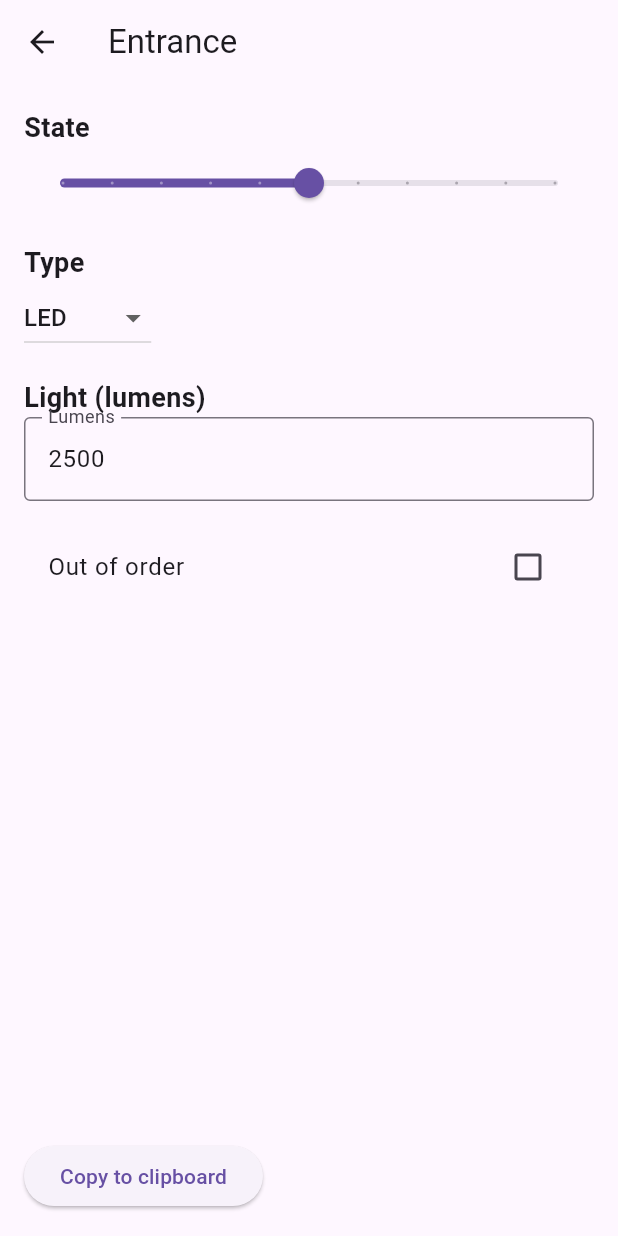
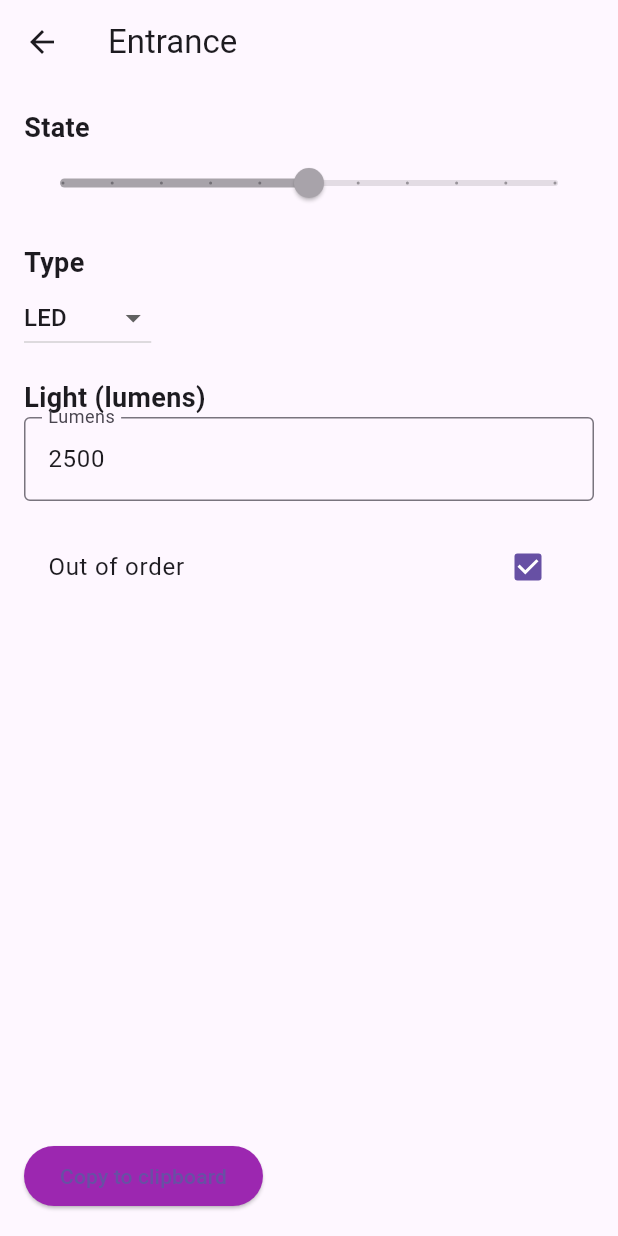
Before and after one commit to fatimaezzahraelembarek/lighting_control, a Flutter app: the RoomConfigPage screen opened directly with sample values from the repository, after a tap on "Out of order", on a phone screen of 412 x 824 dp. Run offline on Flutter 3.47's test engine with Material 3 defaults, Android fonts, the phone set to English and light mode, and no system bars.

Commit message:
All the project

```diff
--- a/lib/features/lighting_control/domain/entities/room.dart
+++ b/lib/features/lighting_control/domain/entities/room.dart
@@ -8,4 +8,16 @@ class Room {
     required this.lightLevel,
     required this.isOutOfOrder,
   });
+  Room copyWith({
+    String? name,
+    int? lightLevel,
+    bool? isOutOfOrder,
+  }) {
+    return Room(
+      name: name ?? this.name,
+      lightLevel: lightLevel ?? this.lightLevel,
+      isOutOfOrder: isOutOfOrder ?? this.isOutOfOrder,
+    );
+  }
+
 }
--- a/lib/features/lighting_control/presentation/controllers/lighting_controller.dart
+++ b/lib/features/lighting_control/presentation/controllers/lighting_controller.dart
@@ -11,14 +11,19 @@ class LightingController with ChangeNotifier {
 
   void updateLightLevel(int index, int level) {
     if (!rooms[index].isOutOfOrder) {
-      rooms[index] = Room(
-        name: rooms[index].name,
-        lightLevel: level,
-        isOutOfOrder: rooms[index].isOutOfOrder,
-      );
+      rooms[index] = rooms[index].copyWith(lightLevel: level);
       notifyListeners();
     }
   }
+
+  void toggleOutOfOrder(int index, bool isOutOfOrder) {
+    rooms[index] = rooms[index].copyWith(
+      isOutOfOrder: isOutOfOrder,
+      lightLevel: isOutOfOrder ? 0 : rooms[index].lightLevel, // Mettre à zéro si "Out of order"
+    );
+    notifyListeners(); // Notifie la Home Page pour mettre à jour l'affichage
+  }
+
 
   void turnOnAllLights() {
     for (int i = 0; i < rooms.length; i++) {
--- a/lib/features/lighting_control/presentation/pages/home_page.dart
+++ b/lib/features/lighting_control/presentation/pages/home_page.dart
@@ -1,8 +1,17 @@
 import 'package:flutter/material.dart';
+import 'package:lighting_control/features/lighting_control/presentation/pages/room_config_page.dart';
 import 'package:provider/provider.dart';
 import '../controllers/lighting_controller.dart';
 
-class HomePage extends StatelessWidget {
+class HomePage extends StatefulWidget {
+  @override
+  _HomePageState createState() => _HomePageState();
+}
+
+class _HomePageState extends State<HomePage> {
+  // Variable pour suivre l'état sélectionné : 0 = Off, 1 = On
+  int selectedIndex = 0;
+
   @override
   Widget build(BuildContext context) {
     final lightingController = Provider.of<LightingController>(context);
@@ -12,22 +21,65 @@ class HomePage extends StatelessWidget {
         title: const Text('Lights'),
       ),
       body: Column(
+        crossAxisAlignment: CrossAxisAlignment.start,
         children: [
-          // Boutons pour allumer/éteindre toutes les lumières
+          // Section "All rooms" avec boutons stylisés "Off" et "On"
           Padding(
-            padding: const EdgeInsets.all(8.0),
-            child: Row(
-              mainAxisAlignment: MainAxisAlignment.spaceAround,
+            padding: const EdgeInsets.all(16.0),
+            child: Column(
+              crossAxisAlignment: CrossAxisAlignment.start,
               children: [
-                ElevatedButton.icon(
-                  onPressed: lightingController.turnOffAllLights,
-                  icon: const Icon(Icons.lightbulb_outline),
-                  label: const Text('Off'),
+                const Text(
+                  'All rooms',
+                  style: TextStyle(
+                    fontSize: 20,
+                    fontWeight: FontWeight.bold,
+                  ),
                 ),
-                ElevatedButton.icon(
-                  onPressed: lightingController.turnOnAllLights,
-                  icon: const Icon(Icons.lightbulb),
-                  label: const Text('On'),
+                const SizedBox(height: 10),
+                Center(
+                  child: ToggleButtons(
+                    isSelected: [selectedIndex == 0, selectedIndex == 1],
+                    onPressed: (index) {
+                      setState(() {
+                        selectedIndex = index;
+                        if (index == 0) {
+                          lightingController.turnOffAllLights();
+                        } else {
+                          lightingController.turnOnAllLights();
+                        }
+                      });
+                    },
+                    borderRadius: BorderRadius.circular(30),
+                    selectedBorderColor: Colors.purple,
+                    selectedColor: Colors.white,
+                    fillColor: Colors.purple,
+                    color: Colors.purple,
+                    constraints: const BoxConstraints(
+                      minHeight: 40,
+                      minWidth: 100,
+                    ),
+                    children: const [
+                      // Bouton "Off"
+                      Row(
+                        mainAxisAlignment: MainAxisAlignment.center,
+                        children: [
+                          Icon(Icons.lightbulb_outline),
+                          SizedBox(width: 5),
+                          Text('Off'),
+                        ],
+                      ),
+                      // Bouton "On"
+                      Row(
+                        mainAxisAlignment: MainAxisAlignment.center,
+                        children: [
+                          Icon(Icons.lightbulb),
+                          SizedBox(width: 5),
+                          Text('On'),
+                        ],
+                      ),
+                    ],
+                  ),
                 ),
               ],
             ),
@@ -39,25 +91,34 @@ class HomePage extends StatelessWidget {
               itemBuilder: (context, index) {
                 final room = lightingController.rooms[index];
                 return ListTile(
-                  leading: Icon(
-                    room.isOutOfOrder ? Icons.warning : Icons.lightbulb,
-                    color: room.isOutOfOrder ? Colors.red : Colors.yellow,
-                  ),
+                  leading: room.isOutOfOrder
+                      ? Image.asset('assets/images/warning_purple.png', width: 24, height: 24)
+                      : (room.lightLevel > 0
+                      ? Image.asset('assets/images/light_on_purple.png', width: 24, height: 24)
+                      : Image.asset('assets/images/light_off_purple.png', width: 24, height: 24)),
+
                   title: Text(room.name),
-                  subtitle: room.isOutOfOrder
-                      ? const Text('Out of Order')
-                      : Slider(
+                  subtitle: Slider(
                     value: room.lightLevel.toDouble(),
                     min: 0,
                     max: 100,
                     divisions: 10,
                     label: '${room.lightLevel}%',
                     onChanged: (value) {
-                      lightingController.updateLightLevel(
-                          index, value.toInt());
+                      lightingController.updateLightLevel(index, value.toInt());
                     },
                   ),
-                  trailing: Text('${room.lightLevel}%'),
+                  trailing: Image.asset('assets/images/settings_purple.png', width: 24, height: 24),
+
+                  onTap: () {
+                    // Navigation vers la page de configuration
+                    Navigator.push(
+                      context,
+                      MaterialPageRoute(
+                        builder: (context) => RoomConfigPage(room: room),
+                      ),
+                    );
+                  },
                 );
               },
             ),
--- a/lib/features/lighting_control/presentation/pages/room_config_page.dart
+++ b/lib/features/lighting_control/presentation/pages/room_config_page.dart
@@ -1,16 +1,59 @@
 import 'package:flutter/material.dart';
+import 'package:flutter/services.dart';
 import '../../domain/entities/room.dart';
+import 'package:provider/provider.dart';
+import '../controllers/lighting_controller.dart';
 
-class RoomConfigPage extends StatelessWidget {
+class RoomConfigPage extends StatefulWidget {
   final Room room;
 
   const RoomConfigPage({Key? key, required this.room}) : super(key: key);
 
   @override
+  _RoomConfigPageState createState() => _RoomConfigPageState();
+}
+
+class _RoomConfigPageState extends State<RoomConfigPage> {
+  late double _lightLevel;
+  late String _lightType;
+  late bool _isOutOfOrder;
+
+  @override
+  void initState() {
+    super.initState();
+    _lightLevel = widget.room.lightLevel.toDouble();
+    _lightType = "LED"; // Default value
+    _isOutOfOrder = widget.room.isOutOfOrder;
+  }
+
+  void _toggleOutOfOrder(bool? value) {
+    setState(() {
+      _isOutOfOrder = value!;
+      final controller = Provider.of<LightingController>(context, listen: false);
+      // Find the room index using the room name
+      final roomIndex = controller.rooms.indexWhere((room) => room.name == widget.room.name);
+      if (roomIndex != -1) {
+        controller.toggleOutOfOrder(roomIndex, _isOutOfOrder);
+      }
+    });
+  }
+
+
+  void _copyToClipboard() {
+    final text =
+        'Room: ${widget.room.name}\nState: ${_lightLevel.toInt()}%\nType: $_lightType\nOut of order: $_isOutOfOrder';
+    Clipboard.setData(ClipboardData(text: text)).then((_) {
+      ScaffoldMessenger.of(context).showSnackBar(
+        const SnackBar(content: Text('Copied to clipboard!')),
+      );
+    });
+  }
+
+  @override
   Widget build(BuildContext context) {
     return Scaffold(
       appBar: AppBar(
-        title: Text(room.name),
+        title: Text(widget.room.name),
       ),
       body: Padding(
         padding: const EdgeInsets.all(16.0),
@@ -19,42 +62,46 @@ class RoomConfigPage extends StatelessWidget {
           children: [
             const Text(
               'State',
-              style: TextStyle(fontWeight: FontWeight.bold, fontSize: 18),
+              style: TextStyle(fontSize: 18, fontWeight: FontWeight.bold),
             ),
             Slider(
-              value: room.lightLevel.toDouble(),
+              value: _lightLevel,
               min: 0,
               max: 100,
               divisions: 10,
-              label: '${room.lightLevel}%',
-              onChanged: room.isOutOfOrder
-                  ? null
+              label: '${_lightLevel.toInt()}%',
+              onChanged: _isOutOfOrder
+                  ? null // Disable the slider if "Out of order"
                   : (value) {
-                // Implémentation de la mise à jour (si nécessaire)
+                setState(() {
+                  _lightLevel = value;
+                });
               },
             ),
             const SizedBox(height: 16),
             const Text(
               'Type',
-              style: TextStyle(fontWeight: FontWeight.bold, fontSize: 18),
+              style: TextStyle(fontSize: 18, fontWeight: FontWeight.bold),
             ),
             DropdownButton<String>(
-              value: 'LED',
+              value: _lightType,
               items: const [
                 DropdownMenuItem(value: 'LED', child: Text('LED')),
                 DropdownMenuItem(value: 'Halogen', child: Text('Halogen')),
               ],
               onChanged: (value) {
-                // Implémentation du changement de type
+                setState(() {
+                  _lightType = value!;
+                });
               },
             ),
             const SizedBox(height: 16),
             const Text(
               'Light (lumens)',
-              style: TextStyle(fontWeight: FontWeight.bold, fontSize: 18),
+              style: TextStyle(fontSize: 18, fontWeight: FontWeight.bold),
             ),
             TextFormField(
-              initialValue: '2500',
+              initialValue: '2500', // Default example value
               keyboardType: TextInputType.number,
               decoration: const InputDecoration(
                 border: OutlineInputBorder(),
@@ -64,16 +111,15 @@ class RoomConfigPage extends StatelessWidget {
             const SizedBox(height: 16),
             CheckboxListTile(
               title: const Text('Out of order'),
-              value: room.isOutOfOrder,
-              onChanged: (value) {
-                // Implémentation de l’état défectueux
-              },
+              value: _isOutOfOrder,
+              onChanged: _toggleOutOfOrder, // Use the updated toggle method
             ),
             const Spacer(),
             ElevatedButton(
-              onPressed: () {
-                // Copier les données dans le presse-papiers
-              },
+              onPressed: _copyToClipboard,
+              style: ElevatedButton.styleFrom(
+                backgroundColor: Colors.purple,
+              ),
               child: const Text('Copy to clipboard'),
             ),
           ],
```
Also changed, not shown: pubspec.yaml (+6 -2 lines), assets/images/light_off_purple.png (added), assets/images/light_on_purple.png (added), assets/images/settings_purple.png (added), assets/images/warning_purple.png (added).
